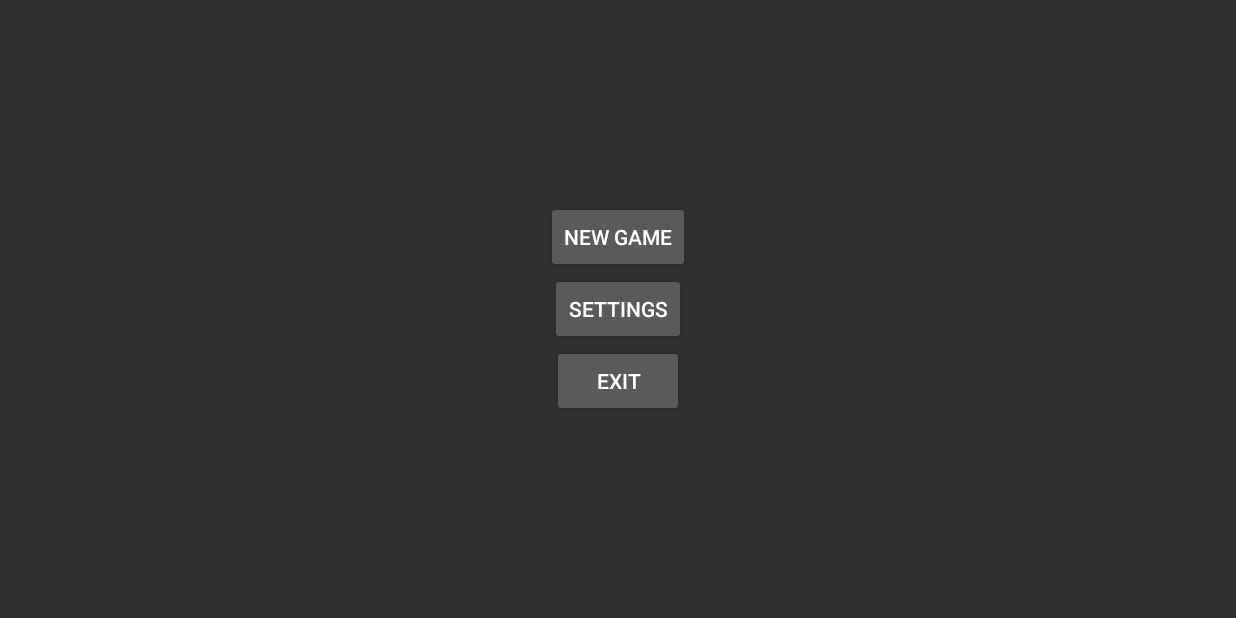
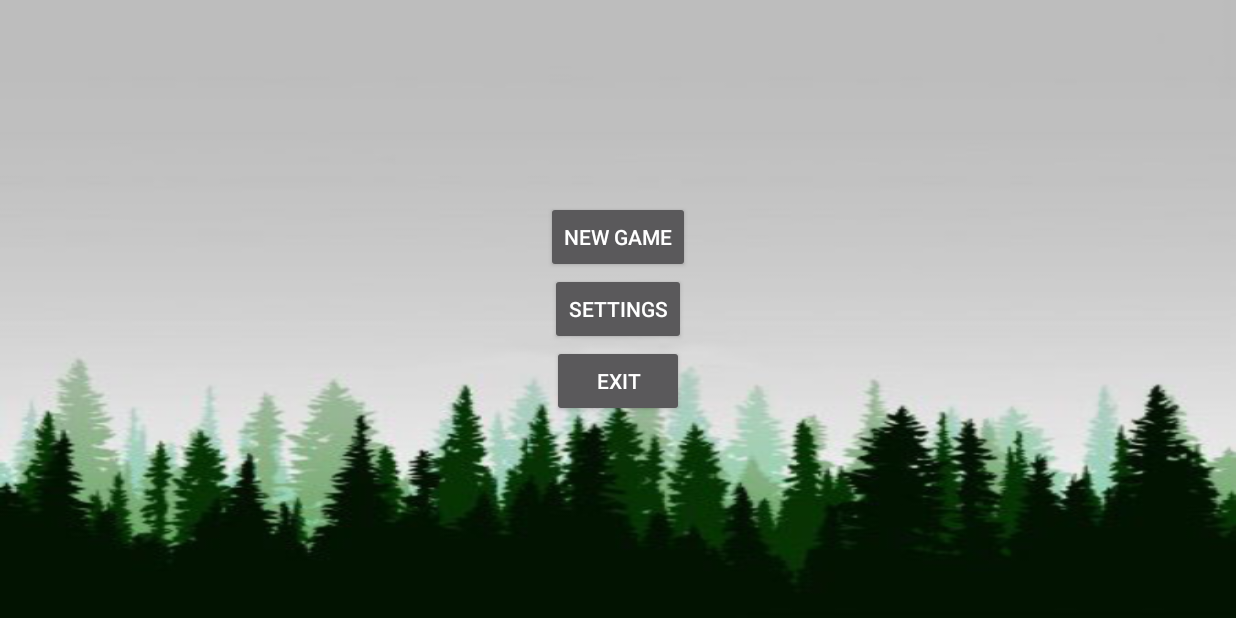
Before and after one commit to Nenartovich/Barberwolf, an Android app: the screen it shows after launch (MainActivity), on a phone screen of 824 x 412 dp (held sideways). Run offline under Robolectric (Android 15) with nearby library versions, the phone set to English and light mode, and no system bars; Roboto replaces fonts that are not available here.

Commit message:
Added menu background

```diff
--- a/app/src/main/res/layout/activity_main.xml
+++ b/app/src/main/res/layout/activity_main.xml
@@ -4,6 +4,7 @@
     xmlns:app="http://schemas.android.com/apk/res-auto"
     android:id="@+id/activityMain"
     android:screenOrientation="landscape"
+    android:background="@drawable/menu_background"
     android:layout_width="match_parent"
     android:layout_height="match_parent"
     tools:context=".MainActivity">
--- a/app/src/main/res/layout/settings.xml
+++ b/app/src/main/res/layout/settings.xml
@@ -4,6 +4,7 @@
     xmlns:app="http://schemas.android.com/apk/res-auto"
     android:id="@+id/activityMain"
     android:screenOrientation="landscape"
+    android:background="@drawable/menu_background"
     android:layout_width="match_parent"
     android:layout_height="match_parent"
     tools:context=".MainActivity">
```
Also changed, not shown: app/src/main/res/drawable/menu_background.jpg (added).
